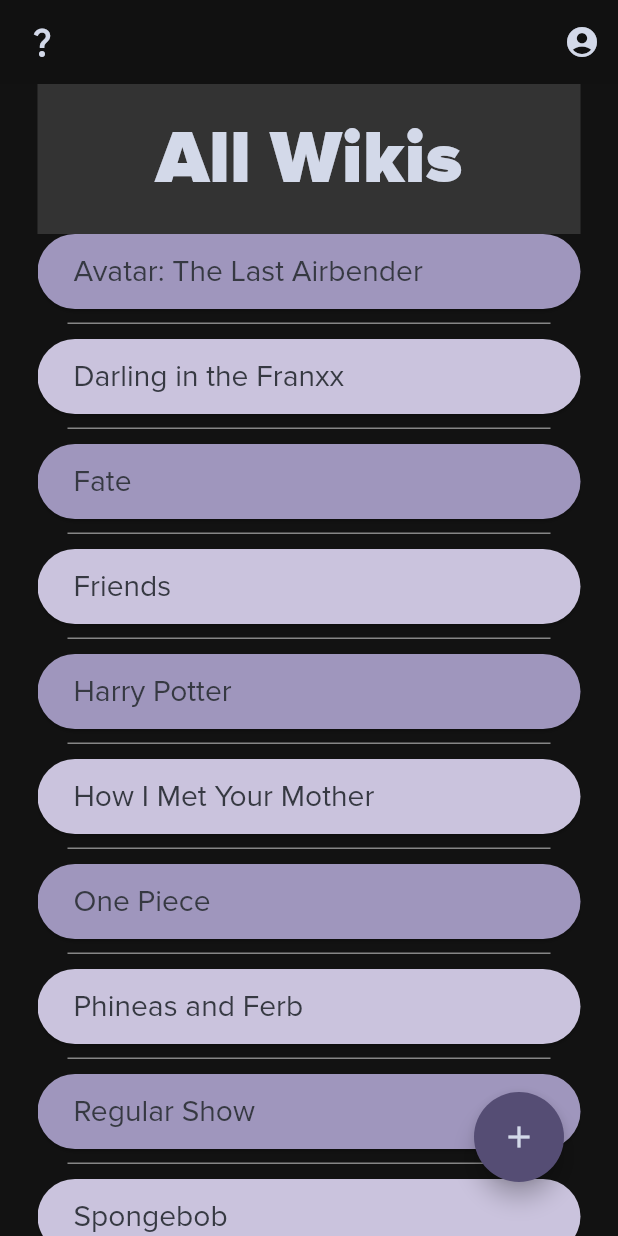
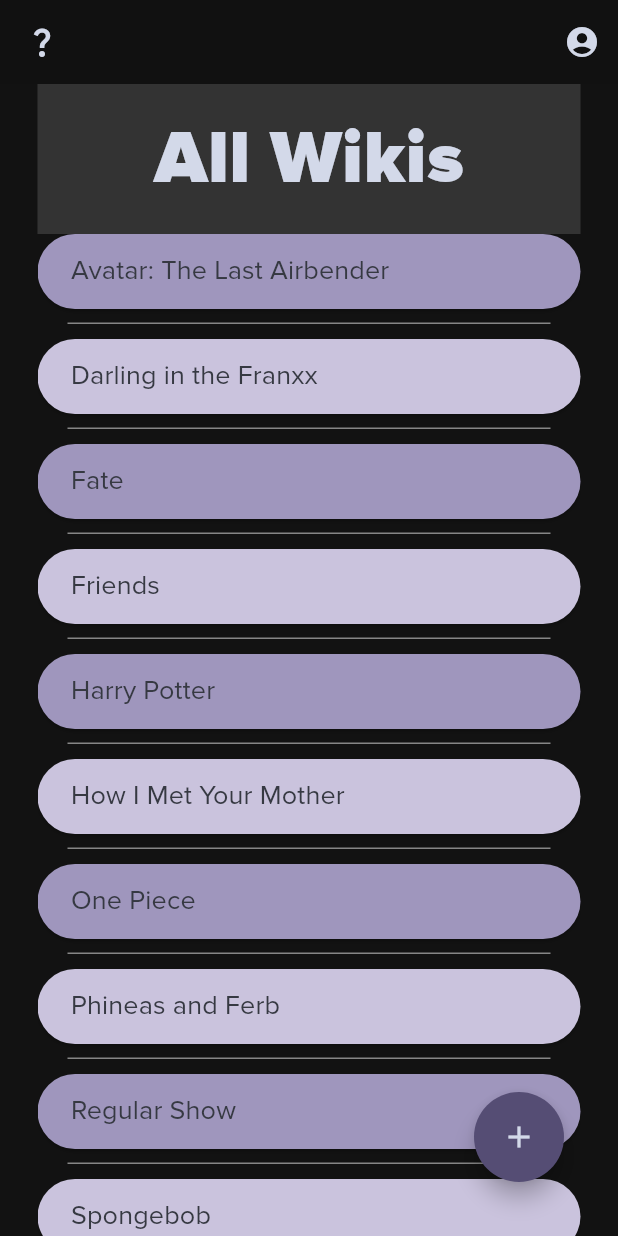
Before and after one commit to AndrewOneal/capstone, a Flutter app: the screen it shows after launch, after a tap on "Get Started", on a phone screen of 412 x 824 dp. Run offline on Flutter 3.47's test engine with Material 3 defaults, Android fonts, the phone set to English and light mode, and no system bars; our stand-ins replace shared_preferences; missing offline and left inert: flutter_quill.

Commit message:
Rewrote textStyles

```diff
--- a/lib/Pages/Account/account.dart
+++ b/lib/Pages/Account/account.dart
@@ -32,7 +32,7 @@
           child: Column(
             children: [
               titleSizedBox,
-              Text('Account', style: Theme.of(context).textTheme.titleLarge!),
+              Text('Account', style: TextStyles.whiteHeader),
               smallSizedBox,
               const AccountFields(),
               extraLargeSizedBox,
--- a/lib/Pages/Account/change_password.dart
+++ b/lib/Pages/Account/change_password.dart
@@ -33,7 +33,7 @@
                 fit: BoxFit.scaleDown,
                 child: Text(
                   'Change Password',
-                  style: Theme.of(context).textTheme.titleLarge!,
+                  style: TextStyles.whiteHeader,
                 ),
               ),
               smallSizedBox,
--- a/lib/Pages/Wiki/wiki_characters.dart
+++ b/lib/Pages/Wiki/wiki_characters.dart
@@ -114,8 +114,7 @@
                             children: <Widget>[
                               Text(
                                 "Don't see the character you're looking for? Hit the edit button to add them!",
-                                style:
-                                    Theme.of(context).textTheme.displayMedium!,
+                                style: TextStyles.disclaimerText,
                               ),
                             ],
                           ),
--- a/lib/Pages/Wiki/wiki_locations.dart
+++ b/lib/Pages/Wiki/wiki_locations.dart
@@ -114,8 +114,7 @@
                             children: <Widget>[
                               Text(
                                 "Don't see the location you're looking for? Hit the edit button to add it!",
-                                style:
-                                    Theme.of(context).textTheme.displayMedium!,
+                                style: TextStyles.disclaimerText,
                               ),
                             ],
                           ),
--- a/lib/Pages/Wiki/wiki_sections.dart
+++ b/lib/Pages/Wiki/wiki_sections.dart
@@ -114,8 +114,7 @@
                             children: <Widget>[
                               Text(
                                 "Don't see the section you're looking for? Hit the edit button to add it!",
-                                style:
-                                    Theme.of(context).textTheme.displayMedium!,
+                                style: TextStyles.disclaimerText,
                               ),
                             ],
                           ),
--- a/lib/Pages/tutorial.dart
+++ b/lib/Pages/tutorial.dart
@@ -74,24 +74,18 @@
             children: [
               TextSpan(
                 text: 'Spoiler',
-                style: Theme.of(context)
-                    .textTheme
-                    .titleLarge!
-                    .copyWith(height: 0.8),
+                style: TextStyles.whiteHeader.copyWith(height: 0.8),
               ),
               TextSpan(
                 text: 'Guard',
-                style: Theme.of(context)
-                    .textTheme
-                    .titleMedium!
-                    .copyWith(height: 0.8),
+                style: TextStyles.purpleHeader.copyWith(height: 0.8),
               ),
             ],
           ),
         ),
         Text(
           'The Spoiler-Free Wikipedia',
-          style: Theme.of(context).textTheme.titleSmall!,
+          style: TextStyles.titleSmall,
         ),
       ],
     );
@@ -115,20 +109,14 @@
             Center(
               child: Text(
                 'Welcome to SpoilerGuard, the spoiler-free wikipedia made to keep you safe! Begin your search by following these 3 easy steps.',
-                style: Theme.of(context)
-                    .textTheme
-                    .bodyMedium!
-                    .copyWith(fontSize: 17),
+                style: TextStyles.cardText,
                 textAlign: TextAlign.center,
               ),
             ),
             textSpacing,
             Text(
                 "1. Search for your favorite series\n2. Select the part of the series you are on\n3. Enjoy your spoiler-free experience!",
-                style: Theme.of(context)
-                    .textTheme
-                    .bodyMedium!
-                    .copyWith(fontSize: 17)),
+                style: TextStyles.cardText),
           ],
         ),
       ),
--- a/lib/Pages/wiki_list.dart
+++ b/lib/Pages/wiki_list.dart
@@ -95,7 +95,7 @@
                     children: <Widget>[
                       Text(
                         "Don't see what you're looking for? Hit the plus to create your own community!",
-                        style: Theme.of(context).textTheme.displayMedium!,
+                        style: TextStyles.disclaimerText,
                       ),
                     ],
                   ),
--- a/lib/Utilities/buttons.dart
+++ b/lib/Utilities/buttons.dart
@@ -24,11 +24,10 @@
         style: ElevatedButton.styleFrom(
           backgroundColor: buttons['default'],
           foregroundColor: text['default'],
-          textStyle: Theme.of(context).textTheme.bodyLarge,
+          textStyle: TextStyles.whiteButtonText,
           alignment: Alignment.center,
         ),
-        child:
-            Text(buttonText, style: Theme.of(context).textTheme.displayMedium!),
+        child: Text(buttonText),
       ),
     );
   }
@@ -54,8 +53,7 @@
       width: buttonWidth,
       child: ElevatedButton(
         onPressed: function,
-        child:
-            Text(buttonText, style: Theme.of(context).textTheme.displaySmall!),
+        child: Text(buttonText, style: TextStyles.blackButtonText),
       ),
     );
   }
@@ -84,8 +82,7 @@
         style: ElevatedButton.styleFrom(
           backgroundColor: buttons['400'],
         ),
-        child:
-            Text(buttonText, style: Theme.of(context).textTheme.displaySmall!),
+        child: Text(buttonText, style: TextStyles.blackButtonText),
       ),
     );
   }
--- a/lib/Utilities/global.dart
+++ b/lib/Utilities/global.dart
@@ -40,10 +40,7 @@
       alignment: Alignment.center,
       child: Text(
         title,
-        style: Theme.of(context)
-            .textTheme
-            .titleLarge!
-            .copyWith(fontSize: fontSize),
+        style: TextStyles.whiteHeader.copyWith(fontSize: fontSize),
       ),
     );
   }
--- a/lib/Utilities/theme.dart
+++ b/lib/Utilities/theme.dart
@@ -208,44 +208,78 @@
     ),
     // Text
     textTheme: TextTheme(
+      // Quill Toolbar RGB Text TextStyle
       bodyLarge: TextStyle(
         fontFamily: font['default'],
         fontSize: 18.0,
         color: text['default'],
       ),
+      // Quill Editor Default TextStyle
       bodyMedium: TextStyle(
         fontFamily: font['default'],
         fontSize: 18.0,
-        color: text['900'],
-      ),
-      titleLarge: TextStyle(
-        fontFamily: font['header'],
-        fontSize: 50.0,
         color: text['default'],
       ),
-      titleMedium: TextStyle(
+      // Quill Toolbar Font Size List TextStyle
+      labelLarge: TextStyle(
+        fontFamily: font['default'],
+        fontSize: 16.0,
+        color: text['default'],
+      ),
+      // Quill Toolbar RGB Header TextStyle
+      headlineSmall: TextStyle(
         fontFamily: font['header'],
-        fontSize: 50.0,
-        color: mediumPurple['default'],
-      ),
-      titleSmall: TextStyle(
-        fontFamily: font['default'],
         fontSize: 25.0,
         color: text['default'],
       ),
-      displayMedium: TextStyle(
-        fontFamily: font['default'],
-        fontSize: 20.0,
-        color: text['default'],
-      ),
-      displaySmall: TextStyle(
-        fontFamily: font['default'],
-        fontSize: 20.0,
-        color: text['900'],
-      ),
-      headlineMedium: TextStyle(
+      // Quill Toolbar RGB List TextStyle
+      titleMedium: TextStyle(
         fontFamily: font['header'],
-        fontSize: 30.0,
+        fontSize: 18.0,
         color: text['default'],
       ),
     ));
+
+class TextStyles {
+  static TextStyle purpleHeader = TextStyle(
+    fontFamily: font['header'],
+    fontSize: 50.0,
+    color: mediumPurple['default'],
+  );
+  static TextStyle whiteHeader = TextStyle(
+    fontFamily: font['header'],
+    fontSize: 50.0,
+    color: text['default'],
+  );
+  static TextStyle titleSmall = TextStyle(
+    fontFamily: font['default'],
+    fontSize: 25.0,
+    color: text['default'],
+  );
+  static TextStyle listText = TextStyle(
+    fontFamily: font['default'],
+    fontSize: 20.0,
+    color: text['default'],
+  );
+  static TextStyle whiteButtonText = TextStyle(
+    fontFamily: font['default'],
+    fontSize: 18.0,
+    color: text['default'],
+  );
+  static TextStyle blackButtonText = TextStyle(
+    fontFamily: font['default'],
+    fontSize: 18.0,
+    color: text['900'],
+  );
+  static TextStyle cardText = TextStyle(
+    fontFamily: font['default'],
+    fontSize: 17.0,
+    color: text['900'],
+  );
+  static TextStyle disclaimerText = TextStyle(
+    fontFamily: font['default'],
+    fontSize: 20.0,
+    color: text['default'],
+    height: 1.1,
+  );
+}
--- a/lib/main.dart
+++ b/lib/main.dart
@@ -4,22 +4,22 @@
 import 'package:capstone/Pages/tutorial.dart';
 import 'package:capstone/Pages/wiki_list.dart';
 
-int? _initScreen;
+int? initScreen;
 
 Future<void> main() async {
   WidgetsFlutterBinding.ensureInitialized();
   SharedPreferences prefs = await SharedPreferences.getInstance();
-  _initScreen = prefs.getInt('_initScreen');
-  await prefs.setInt('_initScreen', 1);
+  initScreen = prefs.getInt('initScreen');
+  await prefs.setInt('initScreen', 1);
   runApp(const MyApp());
 }
 
 class MyApp extends StatelessWidget {
-  const MyApp({Key? key}) : super(key: key);
+  const MyApp({super.key});
 
   @override
   Widget build(BuildContext context) {
-    var homePage = _initScreen == 0 || _initScreen == null
+    var homePage = initScreen == 0 || initScreen == null
         ? const TutorialPage()
         : const WikiListPage();
 
```
Also changed, not shown: lib/Pages/Account/login.dart (+3 -6 lines), lib/Pages/Account/register.dart (+3 -5 lines), lib/Pages/Account/wiki_settings.dart (+3 -4 lines), lib/Pages/CRUD/new_wiki.dart (+36 -19 lines), lib/Pages/Wiki/wiki_details.dart (+5 -8 lines), lib/Pages/Wiki/wiki_home.dart (+4 -6 lines).
